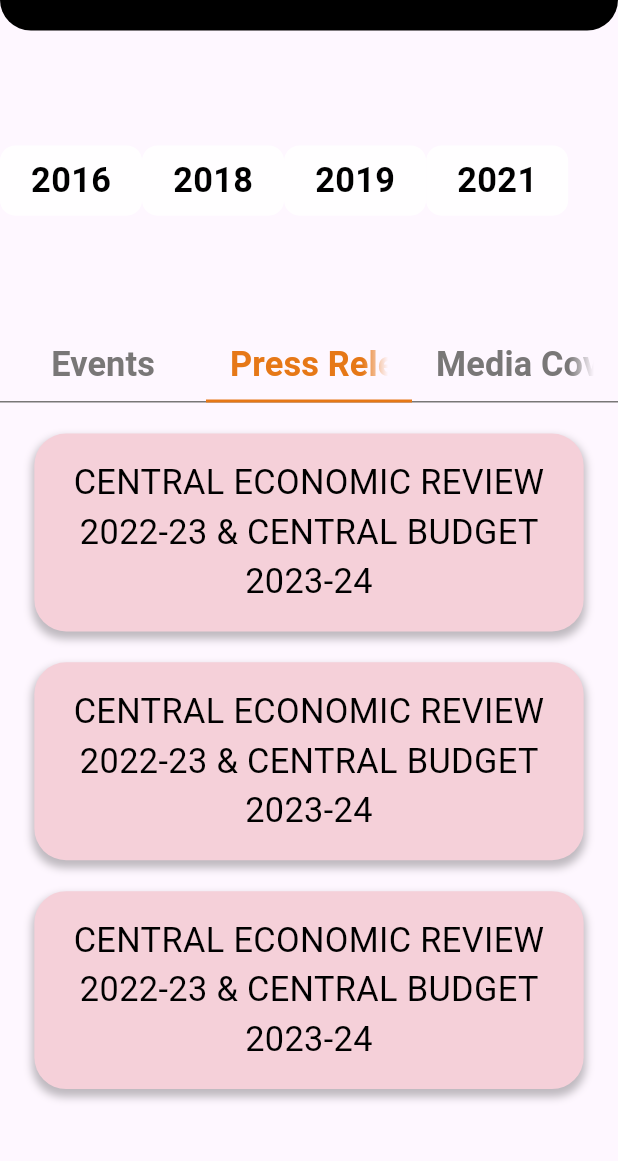
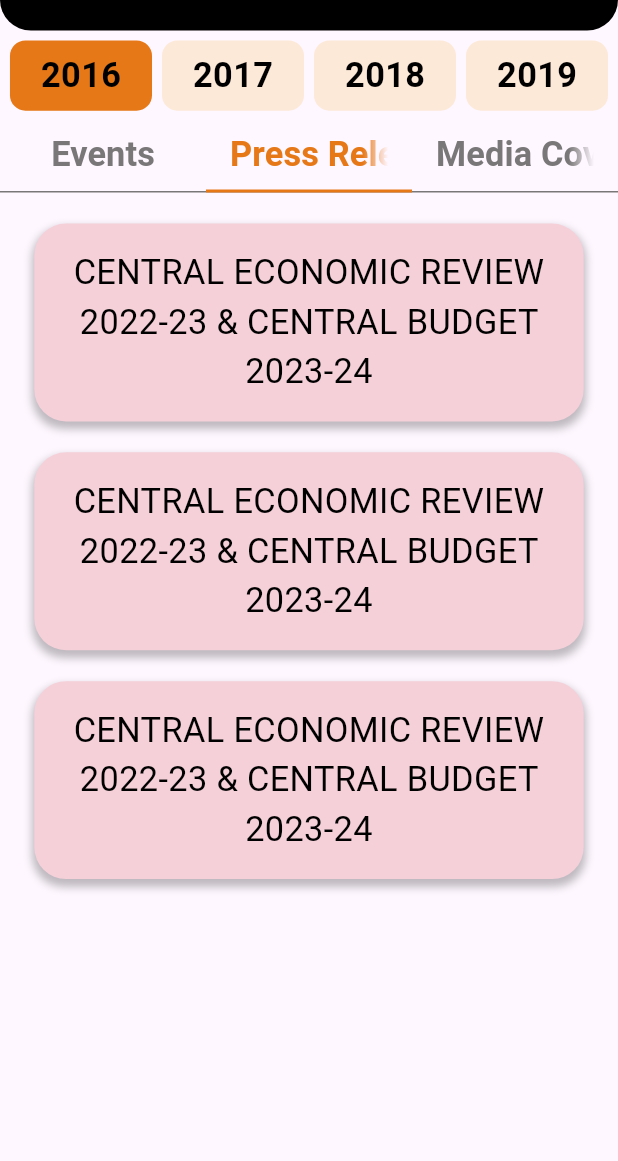
Before and after one commit to ashiksaini/moomalpublication, a Flutter app: the EventAndPressReleaseScreen screen opened by its route, tab 2 chosen, on a phone screen of 412 x 824 dp, the part 68-1229 px from its top. Run offline on Flutter 3.47's test engine with Material 3 defaults, Android fonts, the phone set to English and light mode, and no system bars; our stand-ins replace cached_network_image, connectivity_plus, dio, dropdown_button2, flutter_html, flutter_rating_bar and 6 more; missing offline and left inert: payu_checkoutpro_flutter; accounts and stored records are empty; network calls fail; Roboto replaces fonts that are missing (Calibri); statements that could not run were skipped; project files that could hold a hidden picture were left out.

Commit message:
api_work

```diff
--- a/lib/app_moomalpublication.dart
+++ b/lib/app_moomalpublication.dart
@@ -16,7 +16,7 @@ class MoomalPublication extends StatelessWidget {
       translationsKeys: AppTranslation.translationKeys,
       title: "moomalpublication".tr,
       getPages: AppPages.pages,
-      initialRoute: NameRoutes.testSeriesScreen,
+      initialRoute: NameRoutes.splashScreen,
     );
   }
 }
--- /dev/null
+++ b/lib/features/event_press_release/data/constants/type_alias.dart
@@ -0,0 +1,5 @@
+import 'package:moomalpublication/features/event_press_release/data/models/event_response_model.dart';
+import 'package:moomalpublication/services/network/api_reponse.dart';
+
+typedef EventsResponse
+    = ApiResponse<List<EventsResponseModel>>;
--- /dev/null
+++ b/lib/features/event_press_release/data/models/event_response_model.dart
@@ -0,0 +1,21 @@
+class EventsResponseModel {
+  final int? id;
+  final String? postTitle;
+  final String? postContent;
+  final String? featuredImage;
+
+  EventsResponseModel({
+    this.id,
+    this.postTitle,
+    this.postContent,
+    this.featuredImage,
+  });
+  factory EventsResponseModel.fromJson(Map<String, dynamic> json) {
+    return EventsResponseModel(
+      id: json['ID'] as int?,
+      postTitle: json['post_title'] as String?,
+      postContent: json['post_content'] as String?,
+      featuredImage: json['featured_image']?.toString(),
+    );
+  }
+}
--- /dev/null
+++ b/lib/features/event_press_release/data/services/event_service.dart
@@ -0,0 +1,37 @@
+import 'package:dio/dio.dart' as dio;
+import 'package:get/get.dart' as getx;
+import 'package:moomalpublication/core/utils/snackbar.dart';
+import 'package:moomalpublication/features/event_press_release/data/constants/type_alias.dart';
+import 'package:moomalpublication/features/event_press_release/data/models/event_response_model.dart';
+import 'package:moomalpublication/services/internet_connectivity/internet_connectivity.dart';
+import 'package:moomalpublication/services/network/api_paths.dart';
+import 'package:moomalpublication/services/network/dio_client.dart';
+
+class EventService {
+  EventService._();
+
+  static Future<EventsResponse> getEvents({Map<String, dynamic>? query}) async {
+    if (getx.Get.find<InternetConnectivityController>()
+        .haveInternetConnection
+        .value) {
+      try {
+        final dio.Response<dynamic> response = await DioClient.dioWithoutAuth!
+            .get(ApiPaths.eventRelease, queryParameters: query);
+
+        final parsedResponse = (response.data as List<dynamic>?)!
+            .map(
+              (item) =>
+                  EventsResponseModel.fromJson(item as Map<String, dynamic>),
+            )
+            .toList();
+        return EventsResponse.success(parsedResponse);
+      } on dio.DioException catch (error) {
+        showSnackBar(error.message.toString());
+        return EventsResponse();
+      }
+    } else {
+      showSnackBar("no_internet_access".tr);
+      return EventsResponse();
+    }
+  }
+}
--- a/lib/features/event_press_release/presentation/screen/event_press_release_screen.dart
+++ b/lib/features/event_press_release/presentation/screen/event_press_release_screen.dart
@@ -1,29 +1,37 @@
 import 'package:flutter/material.dart';
+import 'package:get/get.dart';
+import 'package:moomalpublication/core/components/atoms/custom_progress_indicator.dart';
 import 'package:moomalpublication/core/components/organisms/app_bar.dart';
 import 'package:moomalpublication/core/constants/assets.dart';
 import 'package:moomalpublication/core/theme/colors.dart';
 import 'package:moomalpublication/core/theme/custom_text_style.dart';
 import 'package:moomalpublication/core/theme/dimen.dart';
 import 'package:moomalpublication/core/utils/horizontal_space.dart';
+import 'package:moomalpublication/features/event_press_release/controller/event_press_controller.dart';
 import 'package:moomalpublication/features/event_press_release/presentation/screen/media_coverage.dart';
 import 'package:moomalpublication/features/event_press_release/presentation/screen/press_event.dart';
 import 'package:moomalpublication/features/event_press_release/presentation/template/event_press_template.dart';
 import 'package:moomalpublication/features/event_press_release/presentation/template/year_list.dart';
+import 'package:moomalpublication/features/event_press_release/presentation/widget/year_container.dart';
 import 'package:moomalpublication/routes/routing.dart';
 
 class EventAndPressReleaseScreen extends StatefulWidget {
   const EventAndPressReleaseScreen({super.key});
 
   @override
-  State<EventAndPressReleaseScreen> createState() => _EventAndPressReleaseScreenState();
+  State<EventAndPressReleaseScreen> createState() =>
+      _EventAndPressReleaseScreenState();
 }
 
-class _EventAndPressReleaseScreenState extends State<EventAndPressReleaseScreen> with SingleTickerProviderStateMixin {
+class _EventAndPressReleaseScreenState extends State<EventAndPressReleaseScreen>
+    with SingleTickerProviderStateMixin {
+  final EventPressController _eventPressController =
+      Get.put(EventPressController());
   late TabController _tabController;
   @override
   void initState() {
+    super.initState();
     _tabController = TabController(length: 3, vsync: this);
-    super.initState();
   }
 
   @override
@@ -38,8 +46,8 @@ class _EventAndPressReleaseScreenState extends State<EventAndPressReleaseScreen>
               onPrefixIconClick: () => AppRouting.navigateBack(),
               maxLine: 1,
             ),
-            HorizontalGap(size: 20),
-            Container(height: 200, child: YearList()),
+            const HorizontalGap(size: 20),
+            SizedBox(height: 60, child: YearList()),
             TabBar(
               unselectedLabelColor: AppColors.grey,
               labelColor: AppColors.orange,
@@ -61,19 +69,23 @@ class _EventAndPressReleaseScreenState extends State<EventAndPressReleaseScreen>
               controller: _tabController,
               indicatorSize: TabBarIndicatorSize.tab,
             ),
-            HorizontalGap(size: 20),
-            Expanded(
-              child: TabBarView(
+            const HorizontalGap(size: 20),
+            Obx(
+              () => Expanded(
+                child: (_eventPressController.eventResponse.value.isLoading)
+                    ? Center(child: customProgressIndicator())
+                    : TabBarView(
                         controller: _tabController,
                         children: [
                           ListView.builder(
-                    itemCount: 3,
+                            itemCount: _eventPressController.events.length,
                             itemBuilder: (BuildContext context, int index) {
                               return EventAndPressCard(index: index);
                             },
                           ),
                           Padding(
-                    padding: EdgeInsets.symmetric(vertical: scaleHeight(10, context)),
+                            padding: EdgeInsets.symmetric(
+                                vertical: scaleHeight(10, context)),
                             child: ListView.builder(
                               physics: const BouncingScrollPhysics(),
                               itemCount: 3,
@@ -86,6 +98,7 @@ class _EventAndPressReleaseScreenState extends State<EventAndPressReleaseScreen>
                         ],
                       ),
               ),
+            ),
           ],
         ),
       ),
--- a/lib/features/event_press_release/presentation/template/year_list.dart
+++ b/lib/features/event_press_release/presentation/template/year_list.dart
@@ -1,64 +1,25 @@
 import 'package:flutter/material.dart';
+import 'package:get/get.dart';
 import 'package:moomalpublication/core/components/atoms/custom_text.dart';
 import 'package:moomalpublication/core/theme/colors.dart';
 import 'package:moomalpublication/core/theme/custom_text_style.dart';
 import 'package:moomalpublication/core/theme/dimen.dart';
+import 'package:moomalpublication/features/event_press_release/controller/event_press_controller.dart';
+import 'package:moomalpublication/features/event_press_release/presentation/widget/year_container.dart';
 
 class YearList extends StatelessWidget {
-  const YearList({super.key});
+  YearList({super.key});
 
   @override
   Widget build(BuildContext context) {
     return Row(
+      mainAxisAlignment: MainAxisAlignment.spaceEvenly,
       children: [
-        yearContainer(context: context, yearText: "2016"),
-        yearContainer(context: context, yearText: "2018"),
-        yearContainer(context: context, yearText: "2019"),
-        yearContainer(context: context, yearText: "2021"),
+        YearContainer(yearIndex: 0),
+        YearContainer(yearIndex: 1),
+        YearContainer(yearIndex: 2),
+        YearContainer(yearIndex: 3),
       ],
     );
   }
 }
-
-Widget yearContainer(
-    {required BuildContext context, required String yearText}) {
-  return Container(
-    decoration: BoxDecoration(
-        borderRadius:
-            BorderRadius.all(Radius.circular(scaleRadius(10, context))),
-        color: AppColors.orangeLighter.withOpacity(0.9)),
-    child: Padding(
-      padding: EdgeInsets.symmetric(
-        horizontal: scaleWidth(18, context),
-        vertical: scaleWidth(6, context),
-      ),
-      child: CustomText(
-          text: yearText,
-          textStyle:
-              CustomTextStyle.textStyle20Bold(context, color: AppColors.black)),
-    ),
-  );
-}
-
-// ListView.builder(
-//         shrinkWrap: true,
-//         scrollDirection: Axis.horizontal,
-//         itemCount: 5,
-//         itemBuilder: (context, index) {
-//           return Container(
-//             decoration: BoxDecoration(
-//                 borderRadius:
-//                     BorderRadius.all(Radius.circular(scaleRadius(10, context))),
-//                 color: AppColors.orangeLighter.withOpacity(0.9)),
-//             child: Padding(
-//               padding: EdgeInsets.symmetric(
-//                 horizontal: scaleWidth(18, context),
-//                 vertical: scaleWidth(6, context),
-//               ),
-//               child: CustomText(
-//                   text: "2016",
-//                   textStyle: CustomTextStyle.textStyle20Bold(context,
-//                       color: AppColors.black)),
-//             ),
-//           );
-//         });
--- /dev/null
+++ b/lib/features/event_press_release/presentation/widget/year_container.dart
@@ -0,0 +1,47 @@
+import 'package:flutter/foundation.dart';
+import 'package:flutter/widgets.dart';
+import 'package:get/get.dart';
+import 'package:moomalpublication/core/components/atoms/custom_text.dart';
+import 'package:moomalpublication/core/theme/colors.dart';
+import 'package:moomalpublication/core/theme/custom_text_style.dart';
+import 'package:moomalpublication/core/theme/dimen.dart';
+import 'package:moomalpublication/features/event_press_release/controller/event_press_controller.dart';
+
+class YearContainer extends StatelessWidget {
+  YearContainer({
+    super.key,
+    required this.yearIndex,
+  });
+  final int yearIndex;
+  final EventPressController _eventPressController =
+      Get.find<EventPressController>();
+
+  @override
+  Widget build(BuildContext context) {
+    return GestureDetector(
+      onTap: () {
+        _eventPressController.onYearClick(currentYear: yearIndex);
+      },
+      child: Obx(
+        () => Container(
+          decoration: BoxDecoration(
+              borderRadius:
+                  BorderRadius.all(Radius.circular(scaleRadius(10, context))),
+              color: _eventPressController.yearList[yearIndex]["hasEvent"]
+                  ? AppColors.orange
+                  : AppColors.orangeLight),
+          child: Padding(
+            padding: EdgeInsets.symmetric(
+              horizontal: scaleWidth(18, context),
+              vertical: scaleWidth(6, context),
+            ),
+            child: CustomText(
+                text: _eventPressController.yearList[yearIndex]["year"],
+                textStyle: CustomTextStyle.textStyle20Bold(context,
+                    color: AppColors.black)),
+          ),
+        ),
+      ),
+    );
+  }
+}
--- a/lib/services/internet_connectivity/internet_connectivity.dart
+++ b/lib/services/internet_connectivity/internet_connectivity.dart
@@ -5,7 +5,7 @@ import 'package:moomalpublication/core/base/base_controller.dart';
 
 class InternetConnectivityController extends BaseController {
   final Connectivity _connectivity = Connectivity();
-  final RxBool haveInternetConnection = RxBool(false);
+  final RxBool haveInternetConnection = RxBool(true);
 
   @override
   void onInit() {
--- a/lib/services/network/api_paths.dart
+++ b/lib/services/network/api_paths.dart
@@ -11,4 +11,5 @@ class ApiPaths {
   static const String testimonial = 'testimonial/v1/testimonials/';
   static const String cartData = 'wc/store/cart';
   static const String addToCart = 'wc/store/cart/add-item';
+  static const String eventRelease = 'event/v1/events-year';
 }
```
Also changed, not shown: lib/core/components/organisms/image_view.dart (added, +46 -0 lines), lib/features/event_press_release/controller/event_press_controller.dart (+49 -6 lines), lib/features/event_press_release/presentation/template/event_press_template.dart (+11 -20 lines), lib/features/quiz/presentation/widgets/card_image.dart (+9 -8 lines), 1 other file. Lines whose indentation alone changed are shown as unchanged.
